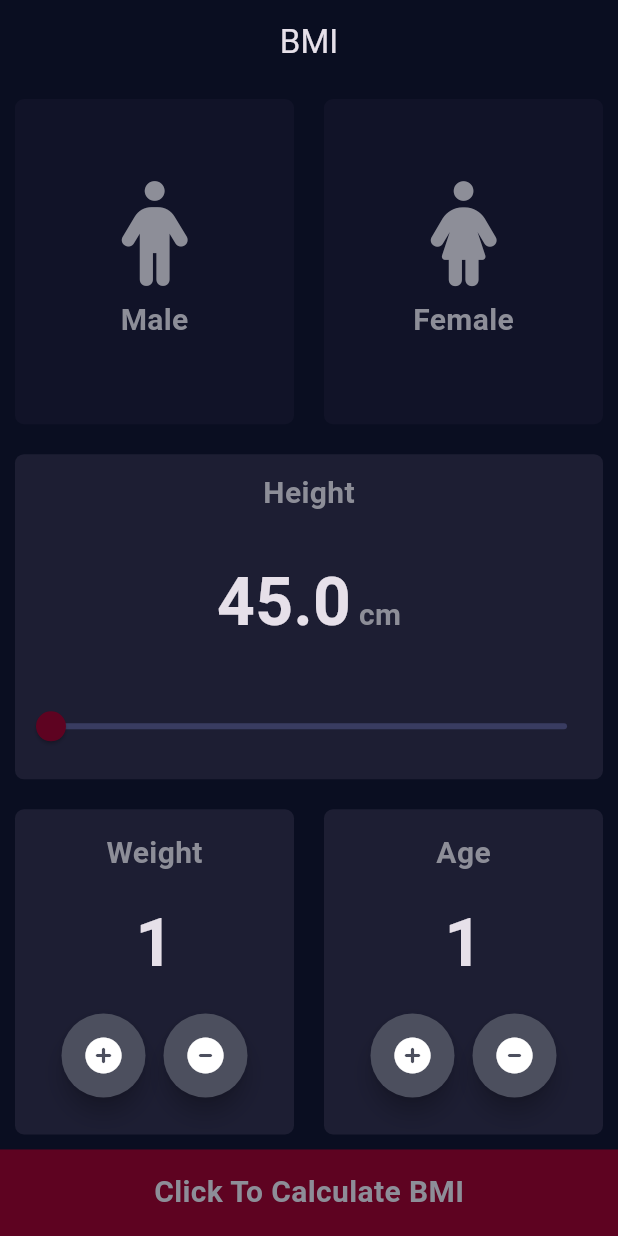
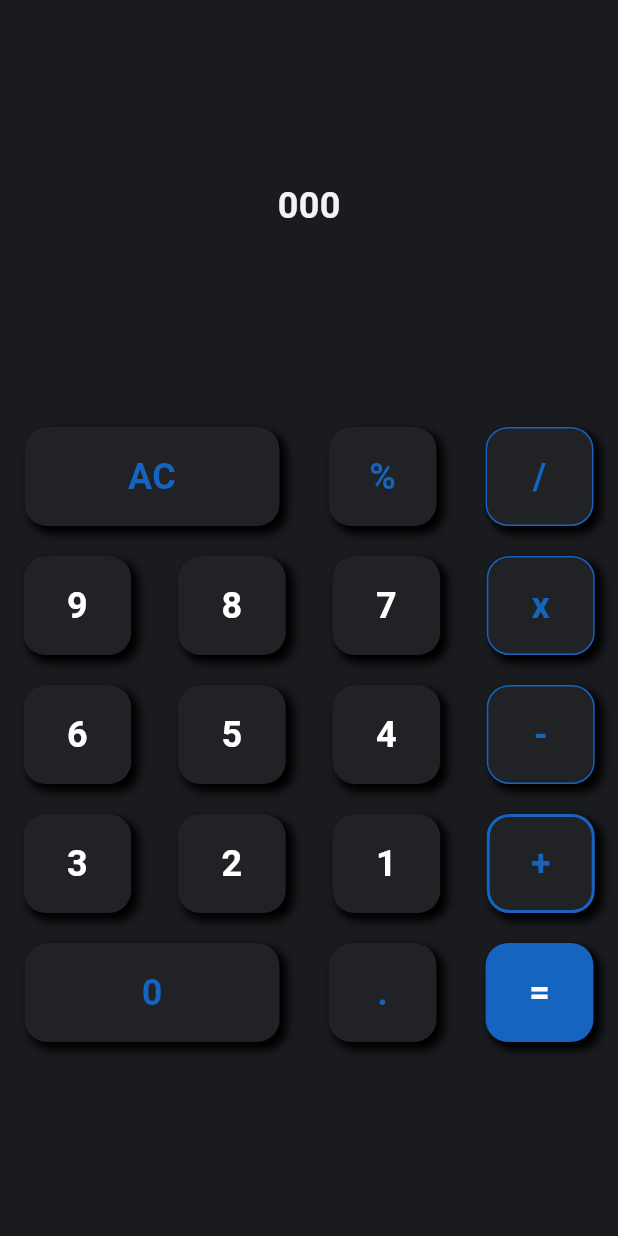
Before and after one commit to marslanflutterdev1/Flutter02, a Flutter app: the screen it shows after launch, on a phone screen of 412 x 824 dp. Run offline on Flutter 3.47's test engine with Material 3 defaults, Android fonts, the phone set to English and light mode, and no system bars; our stand-ins replace font_awesome_flutter, google_fonts.

Commit message:
Simple Only Ui Calculator

```diff
--- a/lib/BMI/buttonIncDec.dart
+++ b/lib/BMI/buttonIncDec.dart
@@ -0,0 +1,26 @@
+// ignore_for_file: sort_child_properties_last, file_names
+
+import 'package:flutter/material.dart';
+
+class ButtonID extends StatelessWidget {
+  const ButtonID({super.key, required this.iconData, required this.onPressed});
+  final IconData? iconData;
+  final VoidCallback? onPressed;
+
+  @override
+  Widget build(BuildContext context) {
+    return Padding(
+      padding: const EdgeInsets.only(bottom: 10),
+      child: RawMaterialButton(
+        child: Icon(
+          iconData,
+        ),
+        onPressed: onPressed,
+        elevation: 6.0,
+        constraints: const BoxConstraints.tightFor(width: 56.0, height: 56.0),
+        shape: const CircleBorder(),
+        fillColor: const Color(0xff4C4F5E),
+      ),
+    );
+  }
+}
--- a/lib/BMI/formula.dart
+++ b/lib/BMI/formula.dart
@@ -1,8 +1,6 @@
 // ignore_for_file: camel_case_types
 
 import 'dart:math';
-
-import 'package:journey_flutter/BMI/homePaged.dart';
 
 class formula {
   formula({required this.height, required this.weight});
@@ -15,7 +13,7 @@ class formula {
     return _bmi!.toStringAsFixed(1);
   }
 
-  String rangeBMI( ) {
+  String rangeBMI() {
     if (_bmi! <= 18.5) {
       return 'You Underweight ';
     } else if (_bmi! == 18.5 && _bmi! == 24.9) {
--- a/lib/BMI/homePaged.dart
+++ b/lib/BMI/homePaged.dart
@@ -5,6 +5,10 @@ import 'package:font_awesome_flutter/font_awesome_flutter.dart';
 import 'package:journey_flutter/BMI/constants.dart';
 import 'package:journey_flutter/BMI/formula.dart';
 import 'package:journey_flutter/BMI/secondPaged.dart';
+
+import 'buttonIncDec.dart';
+import 'reusedContainer.dart';
+import 'reusedPersonContainer.dart';
 
 enum Gander {
   male,
@@ -97,7 +101,6 @@ class _HomePagedState extends State<HomePaged> {
                 customWidget: Column(
                   mainAxisAlignment: MainAxisAlignment.spaceEvenly,
                   children: [
-
                     const Text(
                       'Height',
                       style: kLabalStyle,
@@ -241,12 +244,16 @@ class _HomePagedState extends State<HomePaged> {
                 flex: 0,
                 child: GestureDetector(
                   onTap: () {
-                    formula form=formula(height: startValueSlider.toInt(), weight: weightValue);
-                    Navigator.push(context, MaterialPageRoute(builder: (context)=> SecondPaged(
+                    formula form = formula(
+                        height: startValueSlider.toInt(), weight: weightValue);
+                    Navigator.push(
+                        context,
+                        MaterialPageRoute(
+                            builder: (context) => SecondPaged(
                                   calBMI: form.calculateBMI(),
                                   rangebmi: form.rangeBMI(),
                                   expbmi: form.describeBMI(),
-                      aged:ageValue.toString() ,
+                                  aged: ageValue.toString(),
                                 )));
                   },
                   child: Container(
@@ -267,80 +274,3 @@ class _HomePagedState extends State<HomePaged> {
         ));
   }
 }
-
-class ButtonID extends StatelessWidget {
-  const ButtonID({super.key, required this.iconData, required this.onPressed});
-  final IconData? iconData;
-  final VoidCallback? onPressed;
-
-  @override
-  Widget build(BuildContext context) {
-    return Padding(
-      padding: const EdgeInsets.only(bottom: 10),
-      child: RawMaterialButton(
-        child: Icon(
-          iconData,
-        ),
-        onPressed: onPressed,
-        elevation: 6.0,
-        constraints: const BoxConstraints.tightFor(width: 56.0, height: 56.0),
-        shape: const CircleBorder(),
-        fillColor: const Color(0xff4C4F5E),
-      ),
-    );
-  }
-}
-
-class reusedPersonContainer extends StatelessWidget {
-  const reusedPersonContainer(
-      {super.key, required this.icon, required this.labal});
-
-  final IconData icon;
-  final String labal;
-  @override
-  Widget build(BuildContext context) {
-    return Column(
-      mainAxisAlignment: MainAxisAlignment.center,
-      children: [
-        Icon(
-          icon,
-          size: 70,
-          color: const Color(0xff8D8E98),
-        ),
-        const SizedBox(
-          height: 8,
-        ),
-        Text(
-          labal.toString(),
-          style: kLabalStyle,
-        ),
-      ],
-    );
-  }
-}
-
-class reusedContainer extends StatelessWidget {
-  const reusedContainer({
-    required this.customWidget,
-    required this.colored,
-    this.onPres,
-  });
-  final Color colored;
-  final Widget customWidget;
-  final VoidCallback? onPres;
-
-  @override
-  Widget build(BuildContext context) {
-    return GestureDetector(
-      onTap: onPres,
-      child: Container(
-        margin: const EdgeInsets.all(10),
-        decoration: BoxDecoration(
-          color: colored,
-          borderRadius: BorderRadius.circular(6),
-        ),
-        child: customWidget,
-      ),
-    );
-  }
-}
--- a/lib/BMI/reusedContainer.dart
+++ b/lib/BMI/reusedContainer.dart
@@ -0,0 +1,30 @@
+// ignore_for_file: camel_case_types, file_names
+
+import 'package:flutter/material.dart';
+
+class reusedContainer extends StatelessWidget {
+  const reusedContainer({
+    super.key,
+    required this.customWidget,
+    required this.colored,
+    this.onPres,
+  });
+  final Color colored;
+  final Widget customWidget;
+  final VoidCallback? onPres;
+
+  @override
+  Widget build(BuildContext context) {
+    return GestureDetector(
+      onTap: onPres,
+      child: Container(
+        margin: const EdgeInsets.all(10),
+        decoration: BoxDecoration(
+          color: colored,
+          borderRadius: BorderRadius.circular(6),
+        ),
+        child: customWidget,
+      ),
+    );
+  }
+}
--- a/lib/BMI/reusedPersonContainer.dart
+++ b/lib/BMI/reusedPersonContainer.dart
@@ -0,0 +1,33 @@
+// ignore_for_file: camel_case_types, file_names
+
+import 'package:flutter/material.dart';
+
+import 'constants.dart';
+
+class reusedPersonContainer extends StatelessWidget {
+  const reusedPersonContainer(
+      {super.key, required this.icon, required this.labal});
+
+  final IconData icon;
+  final String labal;
+  @override
+  Widget build(BuildContext context) {
+    return Column(
+      mainAxisAlignment: MainAxisAlignment.center,
+      children: [
+        Icon(
+          icon,
+          size: 70,
+          color: const Color(0xff8D8E98),
+        ),
+        const SizedBox(
+          height: 8,
+        ),
+        Text(
+          labal.toString(),
+          style: kLabalStyle,
+        ),
+      ],
+    );
+  }
+}
--- a/lib/BMI/secondPaged.dart
+++ b/lib/BMI/secondPaged.dart
@@ -3,14 +3,19 @@
 import 'package:flutter/material.dart';
 import 'package:journey_flutter/BMI/constants.dart';
 import 'package:journey_flutter/BMI/homePaged.dart';
+import 'package:journey_flutter/BMI/reusedContainer.dart';
 
 class SecondPaged extends StatelessWidget {
-  const SecondPaged({super.key,required this.calBMI,required this.rangebmi,required this.expbmi,required this.aged});
+  const SecondPaged(
+      {super.key,
+      required this.calBMI,
+      required this.rangebmi,
+      required this.expbmi,
+      required this.aged});
   final String calBMI;
   final String rangebmi;
   final String expbmi;
   final String aged;
-
 
   @override
   Widget build(BuildContext context) {
@@ -22,12 +27,12 @@ class SecondPaged extends StatelessWidget {
         centerTitle: true,
         backgroundColor: Colors.transparent,
       ),
-      body:  Center(
+      body: Center(
         child: Column(
           children: [
             const Expanded(
               child: Padding(
-                padding: EdgeInsets.only(top:45.0),
+                padding: EdgeInsets.only(top: 45.0),
                 child: Center(
                   child: Text(
                     'The Result Body Mass Index',
@@ -43,28 +48,46 @@ class SecondPaged extends StatelessWidget {
                     mainAxisAlignment: MainAxisAlignment.spaceEvenly,
                     crossAxisAlignment: CrossAxisAlignment.stretch,
                     children: [
-                  Center(child: Column(
+                      Center(
+                          child: Column(
                         children: [
-                      Text(rangebmi,style: const TextStyle(color: Colors.green,fontSize: 25),),
-                      Text('Yours age is : $aged',style: const TextStyle(color: Colors.green,fontSize: 25),),
-
-
+                          Text(
+                            rangebmi,
+                            style: const TextStyle(
+                                color: Colors.green, fontSize: 25),
+                          ),
+                          Text(
+                            'Yours age is : $aged',
+                            style: const TextStyle(
+                                color: Colors.green, fontSize: 25),
+                          ),
                         ],
                       )),
-                  Center(child: Text(calBMI,style: kNumberStyle,)),
-                  Center(child: Padding(
+                      Center(
+                          child: Text(
+                        calBMI,
+                        style: kNumberStyle,
+                      )),
+                      Center(
+                          child: Padding(
                         padding: const EdgeInsets.all(20.0),
-                    child: Text(expbmi,style: kLabalStyle,),
+                        child: Text(
+                          expbmi,
+                          style: kLabalStyle,
+                        ),
                       ))
                     ],
-              ), colored:  const Color(0xff1D1E33)),
                   ),
-
+                  colored: const Color(0xff1D1E33)),
+            ),
             Expanded(
               flex: 0,
               child: GestureDetector(
                 onTap: () {
-                    Navigator.push(context, MaterialPageRoute(builder: (context)=>const HomePaged()));
+                  Navigator.push(
+                      context,
+                      MaterialPageRoute(
+                          builder: (context) => const HomePaged()));
                 },
                 child: Container(
                   width: MediaQuery.of(context).size.width * 1,
--- /dev/null
+++ b/lib/Calculator/calculatorUI.dart
@@ -0,0 +1,224 @@
+// ignore_for_file: camel_case_types, file_names, must_be_immutable, unused_import
+
+import 'package:flutter/material.dart';
+import 'package:journey_flutter/Calculator/constants.dart';
+import 'package:google_fonts/google_fonts.dart';
+
+class CalculatorUI extends StatefulWidget {
+  const CalculatorUI({super.key});
+
+  @override
+  State<CalculatorUI> createState() => _CalculatorUIState();
+}
+
+class _CalculatorUIState extends State<CalculatorUI> {
+  String result = '000';
+
+  textCount(String title) {
+    setState(() {
+      result = title;
+    });
+  }
+
+  @override
+  Widget build(BuildContext context) {
+    return Scaffold(
+        body: Center(
+      child: Column(
+        children: [
+          Expanded(
+            flex: 2,
+            child: Center(
+              child: Text(
+                result.toString(),
+                style: TextStyle(
+                  fontSize: 24,
+                  fontWeight: FontWeight.bold,
+                  color: onPContainerText,
+                ),
+              ),
+            ),
+          ),
+          Expanded(
+              flex: 4,
+              child: Column(
+                // mainAxisAlignment: MainAxisAlignment.spaceAround,
+                children: [
+                  Row(
+                    mainAxisAlignment: MainAxisAlignment.spaceAround,
+                    children: [
+                      customButton(
+                          textLabal: 'AC',
+                          c: onContainer,
+                          widthed: 170,
+                          textColor: onPrimaryContainer,
+                          click: () {}),
+                      customButton(
+                        textLabal: '%',
+                        c: onContainer,
+                        textColor: onPrimaryContainer,
+                      ),
+                      customButton(
+                        textLabal: '/',
+                        c: onContainer,
+                        borderColor: onPrimaryContainer,
+                        textColor: onPrimaryContainer,
+                      ),
+                    ],
+                  ),
+                  Row(
+                    mainAxisAlignment: MainAxisAlignment.spaceAround,
+                    children: [
+                      customButton(
+                        textLabal: '9',
+                        c: onContainer,
+                      ),
+                      customButton(
+                        textLabal: '8',
+                        c: onContainer,
+                      ),
+                      customButton(
+                        textLabal: '7',
+                        c: onContainer,
+                      ),
+                      customButton(
+                        textLabal: 'x',
+                        c: onContainer,
+                        borderColor: onPrimaryContainer,
+                        textColor: onPrimaryContainer,
+                      ),
+                    ],
+                  ),
+                  Row(
+                    mainAxisAlignment: MainAxisAlignment.spaceAround,
+                    children: [
+                      customButton(
+                        textLabal: '6',
+                        c: onContainer,
+                      ),
+                      customButton(
+                        textLabal: '5',
+                        c: onContainer,
+                      ),
+                      customButton(
+                        textLabal: '4',
+                        c: onContainer,
+                      ),
+                      customButton(
+                        textLabal: '-',
+                        c: onContainer,
+                        borderColor: onPrimaryContainer,
+                        textColor: onPrimaryContainer,
+                      ),
+                    ],
+                  ),
+                  Row(
+                    mainAxisAlignment: MainAxisAlignment.spaceAround,
+                    children: [
+                      customButton(
+                        textLabal: '3',
+                        c: onContainer,
+                      ),
+                      customButton(
+                        textLabal: '2',
+                        c: onContainer,
+                      ),
+                      customButton(
+                        textLabal: '1',
+                        c: onContainer,
+                      ),
+                      customButton(
+                        textLabal: '+',
+                        c: onContainer,
+                        borderWidth: 2,
+                        borderColor: onPrimaryContainer,
+                        textColor: onPrimaryContainer,
+                      ),
+                    ],
+                  ),
+                  Row(
+                    mainAxisAlignment: MainAxisAlignment.spaceAround,
+                    children: [
+                      customButton(
+                        textLabal: '0',
+                        c: onContainer,
+                        widthed: 170,
+                        textColor: onPrimaryContainer,
+                      ),
+                      customButton(
+                        textLabal: '.',
+                        c: onContainer,
+                        textColor: onPrimaryContainer,
+                      ),
+                      customButton(
+                        textLabal: '=',
+                        c: onPrimaryContainer,
+                      ),
+                    ],
+                  ),
+                ],
+              ))
+        ],
+      ),
+    ));
+  }
+}
+
+class customButton extends StatelessWidget {
+  customButton(
+      {super.key,
+      required this.textLabal,
+      required this.c,
+      this.widthed = 72,
+      this.heighted = 66,
+      this.borderWidth = 1.0,
+      this.borderColor = Colors.transparent,
+      this.textColor = Colors.white,
+      this.click});
+  final VoidCallback? click;
+  String textLabal;
+  Color c;
+  double widthed;
+  double heighted;
+  double borderWidth;
+  Color borderColor;
+  Color textColor;
+
+  @override
+  Widget build(BuildContext context) {
+    return InkWell(
+      onTap: click,
+      child: Container(
+        margin: const EdgeInsets.all(10),
+        width: widthed,
+        height: heighted,
+        decoration: BoxDecoration(
+            color: c,
+            border: Border.all(width: borderWidth, color: borderColor),
+            borderRadius: BorderRadius.circular(15),
+            boxShadow: const [
+              BoxShadow(
+                  color: Colors.black,
+                  offset: Offset(4, 4),
+                  spreadRadius: 1.0,
+                  blurRadius: 4),
+              BoxShadow(
+                color: Colors.black,
+                // offset: const Offset(-1, -1),
+                // spreadRadius: 1.0,
+              ),
+            ]),
+        child: Center(
+          child: Text(
+            textLabal,
+            style: TextStyle(
+              fontSize: 24,
+              fontWeight: FontWeight.bold,
+              color: textColor,
+            ),
+          ),
+        ),
+      ),
+    );
+  }
+}
--- /dev/null
+++ b/lib/Calculator/constants.dart
@@ -0,0 +1,11 @@
+
+import 'dart:ui';
+
+import 'package:flutter/material.dart';
+
+Color bg= const Color.fromRGBO(26, 27, 31, 1);
+Color pContainer= const Color(0xff141518);
+Color onPContainerText= const Color(0xffF1F3F6);
+Color onPrimaryContainer= const Color(0xff1565C0);
+Color forBlur = const Color.fromRGBO(26, 27, 31, 1);
+Color onContainer = const Color(0xff202226);
--- a/lib/main.dart
+++ b/lib/main.dart
@@ -1,5 +1,7 @@
 import 'package:flutter/material.dart';
-import 'package:journey_flutter/BMI/homePaged.dart';
+// import 'package:journey_flutter/BMI/homePaged.dart';
+import 'package:journey_flutter/Calculator/calculatorUI.dart';
+import 'package:journey_flutter/Calculator/constants.dart';
 
 void main() {
   runApp(const MyApp());
@@ -11,18 +13,30 @@ class MyApp extends StatelessWidget {
   // This widget is the root of your application.
   @override
   Widget build(BuildContext context) {
-    return MaterialApp(
+    return  MaterialApp(
+      title: 'BMI Calculator',
       debugShowCheckedModeBanner: false,
-      theme: ThemeData.dark().copyWith(
- primaryColor: const Color(0xff0A0E21),
-        scaffoldBackgroundColor: const Color(0xff0A0E21),
-      ),
+
+      // this theme is used for BMI calculator.
+      // theme: ThemeData.dark().copyWith(
+      //   primaryColor: const Color(0xff0A0E21),
+      //   scaffoldBackgroundColor: const Color(0xff0A0E21),
+      // ),
+    //  home: const HomePaged(),
+
+    // Calculator ui theme data as.
+    theme: ThemeData(
+    scaffoldBackgroundColor:bg,
+    colorScheme:  ColorScheme.light(
+      background:bg,
 
 
+    ),
+    hintColor: Colors.grey.shade400
 
+    ),
 
-
-      home:const HomePaged() ,
+    home: CalculatorUI(),
     );
   }
 }
--- a/pubspec.yaml
+++ b/pubspec.yaml
@@ -36,6 +36,7 @@ dependencies:
   # Use with the CupertinoIcons class for iOS style icons.
   cupertino_icons: ^1.0.2
   font_awesome_flutter: ^10.6.0
+  google_fonts: ^6.1.0
 
 dev_dependencies:
   flutter_test:
```
Also changed, not shown: pubspec.lock, 1 other file. Lines whose indentation alone changed are shown as unchanged.
